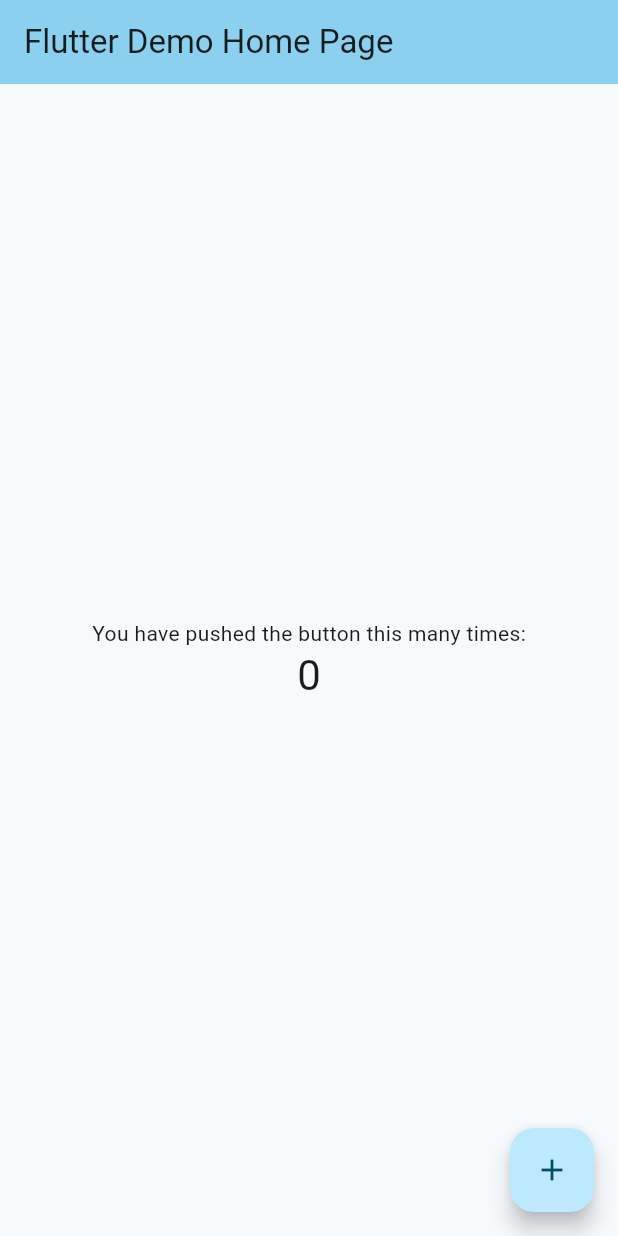
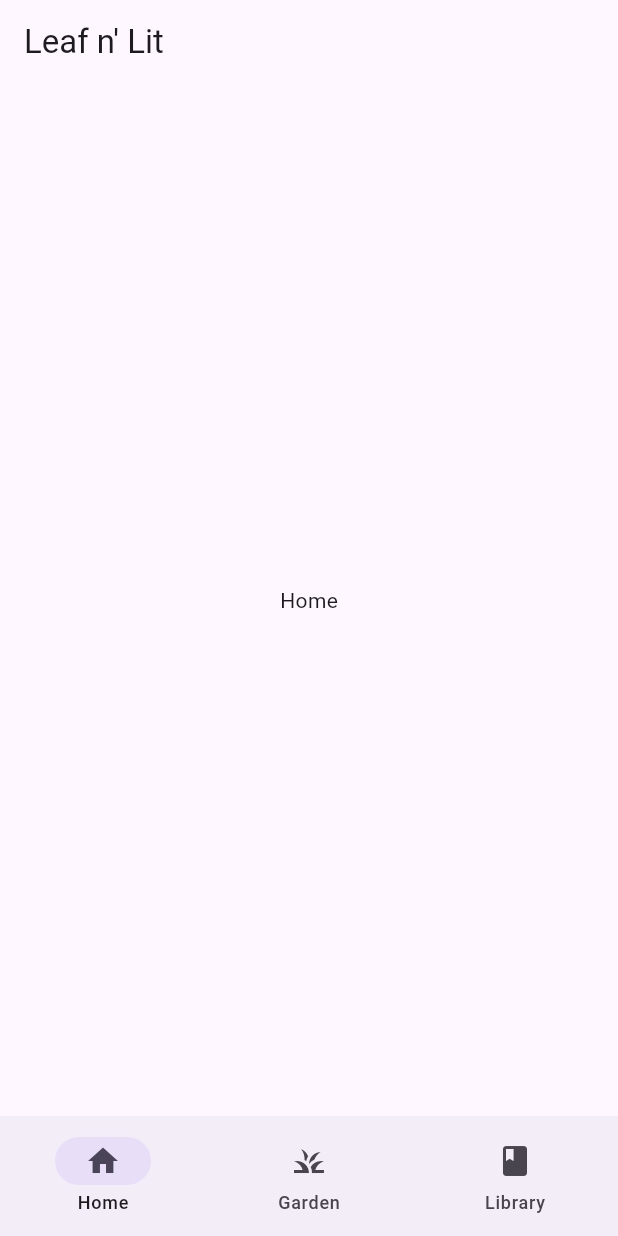
Before and after one commit to jfelic/leaf-n-lit, a Flutter app: the screen it shows after launch, on a phone screen of 412 x 824 dp. Run offline on Flutter 3.47's test engine with Material 3 defaults, Android fonts, the phone set to English and light mode, and no system bars; our stand-ins replace cached_network_image.

Commit message:
The navbar with basic set ups. Updates to main.dart about how the flow works. And the start of library (does not work yet)

```diff
--- a/lib/main.dart
+++ b/lib/main.dart
@@ -1,121 +1,55 @@
 import 'package:flutter/material.dart';
-import 'package:firebase_core/firebase_core.dart';
-import 'package:leaf_n_lit/screens/splash/splash_screen.dart';
+import 'widgets/nav_bar.dart'; // Import your custom nav bar widget
+import 'package:leaf_n_lit/screens/library/library.dart'; // Import the Library Page
 
-void main() async {
-  WidgetsFlutterBinding.ensureInitialized();
-  await Firebase.initializeApp();
-  runApp(const MyApp());
+void main() {
+  runApp(MyApp());
 }
 
 class MyApp extends StatelessWidget {
-  const MyApp({super.key});
-
-  // This widget is the root of your application.
   @override
   Widget build(BuildContext context) {
     return MaterialApp(
-      title: 'Leaf & Lit',
+      title: 'Leaf n\' Lit',
       theme: ThemeData(
-        colorScheme: ColorScheme.fromSeed(seedColor: Colors.blueGrey),
-        useMaterial3: true,
+        useMaterial3: true, // Enable Material 3
       ),
-      // Define routes to switch between screens
-      initialRoute: '/',
-      routes: {
-        '/': (context) =>
-            const SplashScreen(), // Set the splash screen as the initial route
-        '/home': (context) => const MyHomePage(
-            title: 'Flutter Demo Home Page'), // Original home screen
-      },
+      home: HomeScreen(),
     );
   }
 }
 
-class MyHomePage extends StatefulWidget {
-  const MyHomePage({super.key, required this.title});
-
-  // This widget is the home page of your application. It is stateful, meaning
-  // that it has a State object (defined below) that contains fields that affect
-  // how it looks.
-
-  // This class is the configuration for the state. It holds the values (in this
-  // case the title) provided by the parent (in this case the App widget) and
-  // used by the build method of the State. Fields in a Widget subclass are
-  // always marked "final".
-
-  final String title;
-
+class HomeScreen extends StatefulWidget {
   @override
-  State<MyHomePage> createState() => _MyHomePageState();
+  _HomeScreenState createState() => _HomeScreenState();
 }
 
-class _MyHomePageState extends State<MyHomePage> {
-  int _counter = 0;
+class _HomeScreenState extends State<HomeScreen> {
+  int _selectedIndex = 0;
 
-  void _incrementCounter() {
+  final List<Widget> _pages = [
+    Center(child: Text('Home')),
+    Center(child: Text('Garden')),
+    LibraryPage(), // Use LibraryPage instead of placeholder
+  ];
+
+  void _onItemTapped(int index) {
     setState(() {
-      // This call to setState tells the Flutter framework that something has
-      // changed in this State, which causes it to rerun the build method below
-      // so that the display can reflect the updated values. If we changed
-      // _counter without calling setState(), then the build method would not be
-      // called again, and so nothing would appear to happen.
-      _counter++;
+      _selectedIndex = index;
     });
   }
 
   @override
   Widget build(BuildContext context) {
-    // This method is rerun every time setState is called, for instance as done
-    // by the _incrementCounter method above.
-    //
-    // The Flutter framework has been optimized to make rerunning build methods
-    // fast, so that you can just rebuild anything that needs updating rather
-    // than having to individually change instances of widgets.
     return Scaffold(
       appBar: AppBar(
-        // TRY THIS: Try changing the color here to a specific color (to
-        // Colors.amber, perhaps?) and trigger a hot reload to see the AppBar
-        // change color while the other colors stay the same.
-        backgroundColor: Theme.of(context).colorScheme.inversePrimary,
-        // Here we take the value from the MyHomePage object that was created by
-        // the App.build method, and use it to set our appbar title.
-        title: Text(widget.title),
+        title: const Text('Leaf n\' Lit'),
       ),
-      body: Center(
-        // Center is a layout widget. It takes a single child and positions it
-        // in the middle of the parent.
-        child: Column(
-          // Column is also a layout widget. It takes a list of children and
-          // arranges them vertically. By default, it sizes itself to fit its
-          // children horizontally, and tries to be as tall as its parent.
-          //
-          // Column has various properties to control how it sizes itself and
-          // how it positions its children. Here we use mainAxisAlignment to
-          // center the children vertically; the main axis here is the vertical
-          // axis because Columns are vertical (the cross axis would be
-          // horizontal).
-          //
-          // TRY THIS: Invoke "debug painting" (choose the "Toggle Debug Paint"
-          // action in the IDE, or press "p" in the console), to see the
-          // wireframe for each widget.
-          mainAxisAlignment: MainAxisAlignment.center,
-          children: <Widget>[
-            const Text(
-              'You have pushed the button this many times:',
-            ),
-            Text(
-              '$_counter',
-              style: Theme.of(context).textTheme.headlineMedium,
-            ),
-          ],
-        ),
+      body: _pages[_selectedIndex], // Display the selected page
+      bottomNavigationBar: CustomNavigationBar(
+        selectedIndex: _selectedIndex,
+        onItemTapped: _onItemTapped,
       ),
-      floatingActionButton: FloatingActionButton(
-        onPressed: _incrementCounter,
-        tooltip: 'Increment',
-        child: const Icon(Icons.add),
-      ), // This trailing comma makes auto-formatting nicer for build methods.
     );
   }
 }
--- /dev/null
+++ b/lib/widgets/nav_bar.dart
@@ -0,0 +1,34 @@
+import 'package:flutter/material.dart';
+
+class CustomNavigationBar extends StatelessWidget {
+  final int selectedIndex;
+  final ValueChanged<int> onItemTapped;
+
+  const CustomNavigationBar({
+    Key? key,
+    required this.selectedIndex,
+    required this.onItemTapped,
+  }) : super(key: key);
+
+  @override
+  Widget build(BuildContext context) {
+    return NavigationBar(
+      selectedIndex: selectedIndex,
+      onDestinationSelected: onItemTapped,
+      destinations: const <NavigationDestination>[
+        NavigationDestination(
+          icon: Icon(Icons.home),
+          label: 'Home',
+        ),
+        NavigationDestination(
+          icon: Icon(Icons.grass),
+          label: 'Garden',
+        ),
+        NavigationDestination(
+          icon: Icon(Icons.book),
+          label: 'Library',
+        ),
+      ],
+    );
+  }
+}
--- a/pubspec.yaml
+++ b/pubspec.yaml
@@ -48,6 +48,8 @@
   # package. See that file for information about deactivating specific lint
   # rules and activating additional ones.
   flutter_lints: ^4.0.0
+  http: ^0.13.3
+  cached_network_image: ^3.2.0
 
 # For information on the generic Dart part of this file, see the
 # following page: https://dart.dev/tools/pub/pubspec
```
Also changed, not shown: lib/screens/library/library.dart (added, +105 -0 lines), pubspec.lock, 1 other file.
